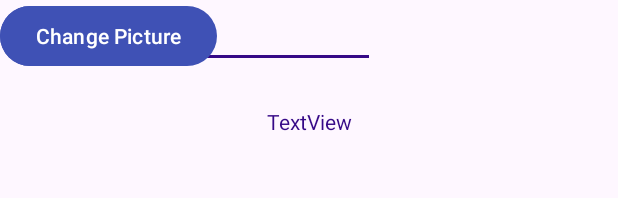
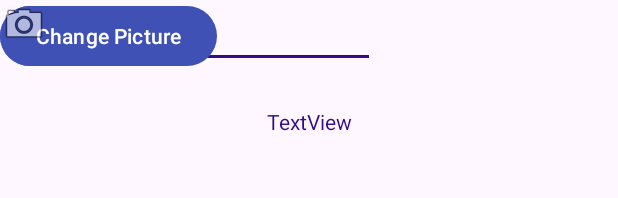
Before and after one commit to Jennifer-10982/Jennifers_Android_Lab_Redo, an Android app: the layout activity_second.xml on its own in the app's theme, with its tools: preview values and no code run, on a phone screen of 412 x 824 dp. Shown: the top 198 px of the screen. Run offline under Robolectric (Android 15) with nearby library versions, the phone set to English and light mode, and no system bars.

Commit message:
Commit: Added camera picture

```diff
--- a/app/src/main/res/layout/activity_second.xml
+++ b/app/src/main/res/layout/activity_second.xml
@@ -34,20 +34,22 @@
         android:layout_width="wrap_content"
         android:layout_height="wrap_content"
         android:text="Call Number"
-        tools:layout_editor_absoluteX="289dp"
-        tools:layout_editor_absoluteY="114dp" />
+        tools:layout_editor_absoluteX="268dp"
+        tools:layout_editor_absoluteY="107dp" />
 
     <Button
         android:id="@+id/button2"
         android:layout_width="wrap_content"
         android:layout_height="wrap_content"
         android:text="Change Picture"
-        tools:layout_editor_absoluteX="287dp"
+        tools:layout_editor_absoluteX="247dp"
         tools:layout_editor_absoluteY="179dp" />
 
-<!--    <ImageView-->
-<!--        android:layout_width="wrap_content"-->
-<!--        android:layout_height="wrap_content"-->
-<!--        app:srcCompat="@andro"-->
+    <ImageView
+        android:layout_width="wrap_content"
+        android:layout_height="wrap_content"
+        app:srcCompat="@android:drawable/ic_menu_camera"
+        tools:layout_editor_absoluteX="107dp"
+        tools:layout_editor_absoluteY="195dp" />
 
 </androidx.constraintlayout.widget.ConstraintLayout>
```
